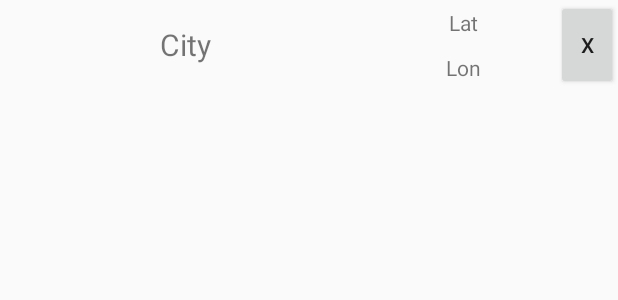
After one commit to d100495/WeatherApp, an Android app: the layout adapter_view_favorites.xml on its own in the app's theme, with its tools: preview values and no code run, on a phone screen of 412 x 824 dp. The commit adds this screen. Shown: the top 300 px of the screen. Run offline under Robolectric (Android 15) with nearby library versions, the phone set to English and light mode, and no system bars; network calls fail.

Commit message:
Added FavoritesService and FavoritesListAdapter + code refactoring +small changes

```diff
--- a/WeatherAppAndroidClient/app/src/main/AndroidManifest.xml
+++ b/WeatherAppAndroidClient/app/src/main/AndroidManifest.xml
@@ -48,7 +48,8 @@
             android:name=".MapsActivity"
             android:label="@string/title_activity_maps" />
         <activity android:name=".OptionsActivity" />
-        <activity android:name=".WeatherForecastActivity"></activity>
+        <activity android:name=".WeatherForecastActivity" />
+        <activity android:name=".FavoritesActivity"></activity>
     </application>
 
 </manifest>
--- a/WeatherAppAndroidClient/app/src/main/java/com/example/dunger/weatherappandroidclient/MapsActivity.java
+++ b/WeatherAppAndroidClient/app/src/main/java/com/example/dunger/weatherappandroidclient/MapsActivity.java
@@ -106,7 +106,7 @@ public class MapsActivity extends FragmentActivity implements OnMapReadyCallback
                             public void onSuccess(Location location) {
                                 // Got last known location. In some rare situations this can be null.
                                 if (location != null) {
-                                    mMap.animateCamera(CameraUpdateFactory.newLatLngZoom(new LatLng(location.getLatitude(),location.getLongitude()), 8.0f));
+                                    mMap.animateCamera(CameraUpdateFactory.newLatLngZoom(new LatLng(location.getLatitude(),location.getLongitude()), 12.0f));
                                 }
                                 else
                                 {
--- a/WeatherAppAndroidClient/app/src/main/java/com/example/dunger/weatherappandroidclient/Models/IWeatherService.java
+++ b/WeatherAppAndroidClient/app/src/main/java/com/example/dunger/weatherappandroidclient/Models/IWeatherService.java
@@ -6,6 +6,5 @@ package com.example.dunger.weatherappandroidclient.Models;
 
 public interface IWeatherService {
     void GetCurrentWeather(String city);
-    //TODO Implementing forecast weather for every service
     void GetForecastWeather(String city);
 }
--- a/WeatherAppAndroidClient/app/src/main/java/com/example/dunger/weatherappandroidclient/Services/accountService.java
+++ b/WeatherAppAndroidClient/app/src/main/java/com/example/dunger/weatherappandroidclient/Services/accountService.java
@@ -34,7 +34,7 @@ public class accountService {
 
     //HTTPConnection variables
     private static StringRequest stringRequest;
-    private static final String TAG = MainActivity.class.getSimpleName();
+    private static final String TAG = accountService.class.getSimpleName();
 
     public accountService(Activity activity){
         this.activity=activity;
--- /dev/null
+++ b/WeatherAppAndroidClient/app/src/main/res/layout/adapter_view_favorites.xml
@@ -0,0 +1,70 @@
+<?xml version="1.0" encoding="utf-8"?>
+<android.support.constraint.ConstraintLayout
+    xmlns:android="http://schemas.android.com/apk/res/android" android:layout_width="match_parent"
+    android:layout_height="match_parent">
+
+    <LinearLayout
+        android:orientation="horizontal"
+        android:layout_width="match_parent"
+        android:layout_height="match_parent"
+        >
+
+        <LinearLayout
+            android:layout_weight="6"
+            android:layout_width="0dp"
+            android:orientation="vertical"
+            android:layout_height="@dimen/favoritesListElementHeight">
+            <TextView
+                android:id="@+id/favoritesCityTextView"
+                android:text="City"
+                android:gravity="center"
+                android:textAlignment="center"
+                android:textSize="20dp"
+                android:layout_width="match_parent"
+                android:layout_height="match_parent"
+                />
+        </LinearLayout>
+
+        <LinearLayout
+            android:layout_width="0dp"
+            android:orientation="vertical"
+            android:layout_weight="3"
+            android:layout_height="@dimen/favoritesListElementHeight">
+
+            <TextView
+                android:id="@+id/favoritesLatTextView"
+                android:layout_width="match_parent"
+                android:gravity="center"
+                android:text="Lat"
+                android:layout_height="@dimen/favoritesListElementHeightDetail" />
+
+            <TextView
+                android:id="@+id/favoritesLonTextView"
+                android:text="Lon"
+                android:gravity="center"
+                android:textAlignment="center"
+                android:layout_width="match_parent"
+                android:layout_height="@dimen/favoritesListElementHeightDetail"
+                />
+        </LinearLayout>
+
+        <LinearLayout
+            android:layout_weight="1"
+            android:layout_width="0dp"
+            android:orientation="vertical"
+            android:layout_height="@dimen/favoritesListElementHeight">
+            <Button
+                android:id="@+id/favoritesDeleteButton"
+                android:text="X"
+                android:layout_gravity="center"
+                android:gravity="center"
+                android:textAlignment="center"
+                android:layout_width="match_parent"
+                android:layout_height="match_parent"
+                />
+        </LinearLayout>
+
+
+    </LinearLayout>
+
+</android.support.constraint.ConstraintLayout>
--- a/WeatherAppAndroidClient/app/src/main/res/values/dimens.xml
+++ b/WeatherAppAndroidClient/app/src/main/res/values/dimens.xml
@@ -11,4 +11,8 @@
     <dimen name="forecastListElementHeight">70dp</dimen>
     <dimen name="forecastListIconHeight">25dp</dimen>
     <dimen name="forecastListIconWidth">25dp</dimen>
+    <dimen name="forecastListElementHeightDetail">35dp</dimen>
+
+    <dimen name="favoritesListElementHeight">60dp</dimen>
+    <dimen name="favoritesListElementHeightDetail">30dp</dimen>
 </resources>
--- a/WeatherAppAndroidClient/app/src/main/res/values/strings.xml
+++ b/WeatherAppAndroidClient/app/src/main/res/values/strings.xml
@@ -30,4 +30,5 @@
     <string name="forecastUnit_Humidity">[%]</string>
     <string name="forecastUnit_WindSpeed">[km/h]</string>
     <string name="forecastUnit_Temperature">[°C]</string>
+    <string name="menuItem_favorites">Favorites</string>
 </resources>
```
Also changed, not shown: WeatherAppAndroidClient/app/src/main/java/com/example/dunger/weatherappandroidclient/FavoritesActivity.java (added, +43 -0 lines), WeatherAppAndroidClient/app/src/main/java/com/example/dunger/weatherappandroidclient/Models/ForecastWeatherOpenWeather.java (+2 -22 lines), WeatherAppAndroidClient/app/src/main/java/com/example/dunger/weatherappandroidclient/OptionsActivity.java (+29 -38 lines), WeatherAppAndroidClient/app/src/main/java/com/example/dunger/weatherappandroidclient/Services/FavoritesService.java (added, +80 -0 lines), WeatherAppAndroidClient/app/src/main/java/com/example/dunger/weatherappandroidclient/Services/WeatherServiceApixu.java (+12 -15 lines), WeatherAppAndroidClient/app/src/main/java/com/example/dunger/weatherappandroidclient/UI/FavoritesListAdapter.java (added, +99 -0 lines), WeatherAppAndroidClient/app/src/main/java/com/example/dunger/weatherappandroidclient/UI/ForecastListAdapter.java (+14 -15 lines), WeatherAppAndroidClient/app/src/main/java/com/example/dunger/weatherappandroidclient/UI/NavigationBar.java (+17 -15 lines), WeatherAppAndroidClient/app/src/main/java/com/example/dunger/weatherappandroidclient/WeatherCurrentActivity.java (+29 -40 lines), WeatherAppAndroidClient/app/src/main/java/com/example/dunger/weatherappandroidclient/WebViewActivity.java (+3 -11 lines), WeatherAppAndroidClient/app/src/main/res/layout/activity_favorites.xml (added, +15 -0 lines), WeatherAppAndroidClient/app/src/main/res/layout/adapter_view_weather_forecast.xml (+4 -4 lines), WeatherAppAndroidClient/app/src/main/res/menu/navigation_view.xml (+7 -0 lines).
